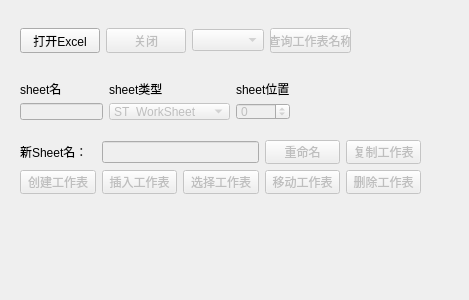
Above: XlsxDemo/TestXlsx/test2.ui from mahuifa/QMDemo before the change. Below: the same form after it.
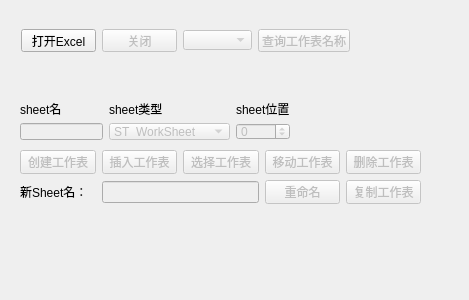
That is the form after the change.

Commit message:
重构：优化test1、test2用例
    1、完善注释信息；
    2、修改test2界面布局。

```diff
--- a/XlsxDemo/TestXlsx/test2.ui
+++ b/XlsxDemo/TestXlsx/test2.ui
@@ -13,11 +13,11 @@
   <property name="windowTitle">
    <string>Form</string>
   </property>
-  <widget class="QWidget" name="">
+  <widget class="QWidget" name="layoutWidget">
    <property name="geometry">
     <rect>
      <x>20</x>
-     <y>80</y>
+     <y>100</y>
      <width>270</width>
      <height>40</height>
     </rect>
@@ -90,97 +90,75 @@
     </item>
    </layout>
   </widget>
-  <widget class="QWidget" name="">
+  <widget class="QPushButton" name="but_querySheet">
+   <property name="enabled">
+    <bool>false</bool>
+   </property>
    <property name="geometry">
     <rect>
-     <x>20</x>
-     <y>28</y>
-     <width>331</width>
-     <height>25</height>
+     <x>258</x>
+     <y>29</y>
+     <width>92</width>
+     <height>23</height>
     </rect>
    </property>
-   <layout class="QHBoxLayout" name="horizontalLayout">
-    <item>
+   <property name="text">
+    <string>查询工作表名称</string>
+   </property>
+  </widget>
      <widget class="QPushButton" name="but_open">
+   <property name="geometry">
+    <rect>
+     <x>21</x>
+     <y>29</y>
+     <width>75</width>
+     <height>23</height>
+    </rect>
+   </property>
       <property name="text">
        <string>打开Excel</string>
       </property>
      </widget>
-    </item>
-    <item>
      <widget class="QPushButton" name="but_close">
       <property name="enabled">
        <bool>false</bool>
       </property>
+   <property name="geometry">
+    <rect>
+     <x>102</x>
+     <y>29</y>
+     <width>75</width>
+     <height>23</height>
+    </rect>
+   </property>
       <property name="text">
        <string>关闭</string>
       </property>
      </widget>
-    </item>
-    <item>
      <widget class="QComboBox" name="com_sheets">
       <property name="enabled">
        <bool>false</bool>
       </property>
-     </widget>
-    </item>
-    <item>
-     <widget class="QPushButton" name="but_querySheet">
-      <property name="enabled">
-       <bool>false</bool>
-      </property>
-      <property name="text">
-       <string>查询工作表名称</string>
-      </property>
-     </widget>
-    </item>
-   </layout>
+   <property name="geometry">
+    <rect>
+     <x>183</x>
+     <y>30</y>
+     <width>69</width>
+     <height>20</height>
+    </rect>
+   </property>
   </widget>
   <widget class="QWidget" name="">
    <property name="geometry">
     <rect>
      <x>20</x>
-     <y>140</y>
+     <y>150</y>
      <width>401</width>
      <height>54</height>
     </rect>
    </property>
    <layout class="QGridLayout" name="gridLayout_2">
     <item row="0" column="0">
-     <widget class="QLabel" name="label_4">
-      <property name="text">
-       <string>新Sheet名：</string>
-      </property>
-     </widget>
-    </item>
-    <item row="0" column="1" colspan="2">
-     <widget class="QLineEdit" name="line_newSheetName">
-      <property name="enabled">
-       <bool>false</bool>
-      </property>
-     </widget>
-    </item>
-    <item row="0" column="3">
-     <widget class="QPushButton" name="but_rename">
-      <property name="enabled">
-       <bool>false</bool>
-      </property>
-      <property name="text">
-       <string>重命名</string>
-      </property>
-     </widget>
-    </item>
-    <item row="0" column="4">
-     <widget class="QPushButton" name="but_copy">
-      <property name="enabled">
-       <bool>false</bool>
-      </property>
-      <property name="text">
-       <string>复制工作表</string>
-      </property>
-     </widget>
-    </item>
-    <item row="1" column="0">
      <widget class="QPushButton" name="but_addSheet">
       <property name="enabled">
        <bool>false</bool>
@@ -190,7 +168,7 @@
       </property>
      </widget>
     </item>
-    <item row="1" column="1">
+    <item row="0" column="1">
      <widget class="QPushButton" name="but_insert">
       <property name="enabled">
        <bool>false</bool>
@@ -200,7 +178,7 @@
       </property>
      </widget>
     </item>
-    <item row="1" column="2">
+    <item row="0" column="2">
      <widget class="QPushButton" name="but_select">
       <property name="enabled">
        <bool>false</bool>
@@ -210,7 +188,7 @@
       </property>
      </widget>
     </item>
-    <item row="1" column="3">
+    <item row="0" column="3">
      <widget class="QPushButton" name="but_move">
       <property name="enabled">
        <bool>false</bool>
@@ -220,7 +198,7 @@
       </property>
      </widget>
     </item>
-    <item row="1" column="4">
+    <item row="0" column="4">
      <widget class="QPushButton" name="but_delete">
       <property name="enabled">
        <bool>false</bool>
@@ -230,6 +208,40 @@
       </property>
      </widget>
     </item>
+    <item row="1" column="0">
+     <widget class="QLabel" name="label_4">
+      <property name="text">
+       <string>新Sheet名：</string>
+      </property>
+     </widget>
+    </item>
+    <item row="1" column="1" colspan="2">
+     <widget class="QLineEdit" name="line_newSheetName">
+      <property name="enabled">
+       <bool>false</bool>
+      </property>
+     </widget>
+    </item>
+    <item row="1" column="3">
+     <widget class="QPushButton" name="but_rename">
+      <property name="enabled">
+       <bool>false</bool>
+      </property>
+      <property name="text">
+       <string>重命名</string>
+      </property>
+     </widget>
+    </item>
+    <item row="1" column="4">
+     <widget class="QPushButton" name="but_copy">
+      <property name="enabled">
+       <bool>false</bool>
+      </property>
+      <property name="text">
+       <string>复制工作表</string>
+      </property>
+     </widget>
+    </item>
    </layout>
   </widget>
  </widget>
```
Lines whose indentation alone changed are shown as unchanged. The commit also changes 5 other files.
